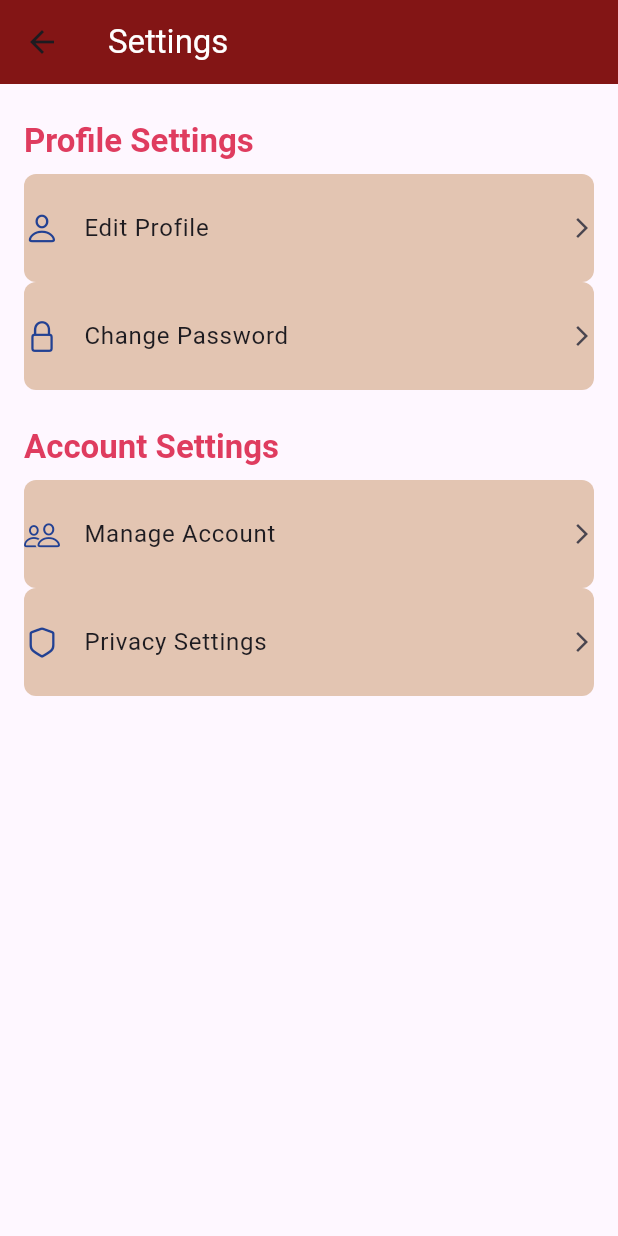
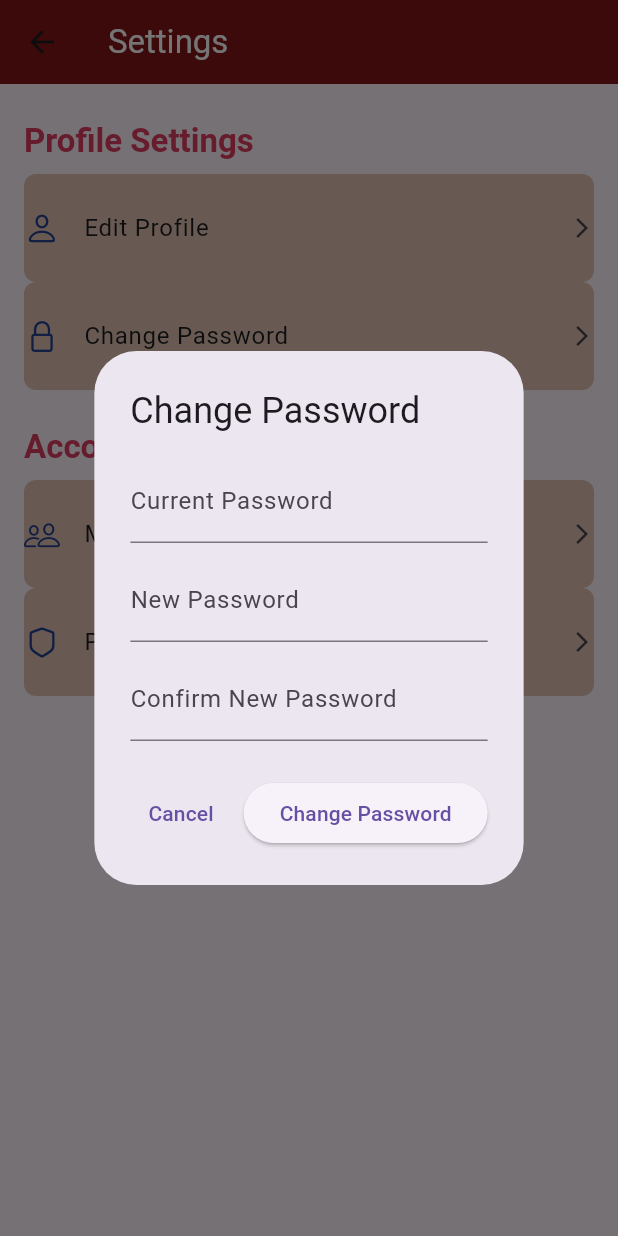
Before and after one commit to KCT1234/Finals_ADET, a Flutter app: the SettingsPage screen opened directly, after a tap on "Change Password", on a phone screen of 412 x 824 dp. Run offline on Flutter 3.47's test engine with Material 3 defaults, Android fonts, the phone set to English and light mode, and no system bars; our stand-ins replace firebase_auth, firebase_core, flutter_map, geolocator, latlong2, sliding_up_panel; missing offline and left inert: flutter_map_location_marker; accounts and stored records are empty.

Commit message:
Update settings_page.dart
can now change password

```diff
--- a/lib/views/menu/settings_page.dart
+++ b/lib/views/menu/settings_page.dart
@@ -1,5 +1,6 @@
 import 'package:flutter/material.dart';
 import 'package:flutter/cupertino.dart';
+import 'package:firebase_auth/firebase_auth.dart';
 
 class SettingsPage extends StatefulWidget {
   const SettingsPage({super.key});
@@ -37,9 +38,7 @@ class _SettingsPageState extends State<SettingsPage> {
           _buildSettingsTile(
             title: 'Change Password',
             icon: CupertinoIcons.lock,
-            onTap: () {
-              Navigator.pushNamed(context, '/changePassword');
-            },
+            onTap: _showChangePasswordDialog,
           ),
           const SizedBox(height: 16.0),
           _buildSectionTitle('Account Settings'),
@@ -93,4 +92,118 @@ class _SettingsPageState extends State<SettingsPage> {
       splashColor: const Color(0xFFDF3C5F).withOpacity(0.1),
     );
   }
+
+  void _showChangePasswordDialog() {
+    final _currentPasswordController = TextEditingController();
+    final _newPasswordController = TextEditingController();
+    final _confirmPasswordController = TextEditingController();
+
+    showDialog(
+      context: context,
+      builder: (BuildContext context) {
+        return AlertDialog(
+          title: Text('Change Password'),
+          content: Column(
+            mainAxisSize: MainAxisSize.min,
+            children: [
+              TextField(
+                controller: _currentPasswordController,
+                obscureText: true,
+                decoration: InputDecoration(
+                  labelText: 'Current Password',
+                ),
+              ),
+              SizedBox(height: 10),
+              TextField(
+                controller: _newPasswordController,
+                obscureText: true,
+                decoration: InputDecoration(
+                  labelText: 'New Password',
+                ),
+              ),
+              SizedBox(height: 10),
+              TextField(
+                controller: _confirmPasswordController,
+                obscureText: true,
+                decoration: InputDecoration(
+                  labelText: 'Confirm New Password',
+                ),
+              ),
+            ],
+          ),
+          actions: [
+            TextButton(
+              child: Text('Cancel'),
+              onPressed: () {
+                Navigator.of(context).pop();
+              },
+            ),
+            ElevatedButton(
+              child: Text('Change Password'),
+              onPressed: () async {
+                // Show loading indicator
+                showDialog(
+                  context: context,
+                  barrierDismissible: false,
+                  builder: (BuildContext context) {
+                    return Center(child: CircularProgressIndicator());
+                  },
+                );
+
+                if (_newPasswordController.text !=
+                    _confirmPasswordController.text) {
+                  Navigator.of(context).pop(); // Dismiss loading indicator
+                  ScaffoldMessenger.of(context).showSnackBar(
+                    SnackBar(content: Text('New passwords do not match')),
+                  );
+                  return;
+                }
+
+                try {
+                  User? user = FirebaseAuth.instance.currentUser;
+                  if (user != null) {
+                    // Reauthenticate user first
+                    AuthCredential credential = EmailAuthProvider.credential(
+                      email: user.email!,
+                      password: _currentPasswordController.text,
+                    );
+
+                    await user.reauthenticateWithCredential(credential);
+
+                    // Change password
+                    await user.updatePassword(_newPasswordController.text);
+
+                    Navigator.of(context).pop(); // Dismiss loading indicator
+                    Navigator.of(context)
+                        .pop(); // Dismiss password change dialog
+                    ScaffoldMessenger.of(context).showSnackBar(
+                      SnackBar(content: Text('Password updated successfully')),
+                    );
+                  }
+                } on FirebaseAuthException catch (e) {
+                  Navigator.of(context).pop(); // Dismiss loading indicator
+                  String errorMessage =
+                      'Failed to change password. Please try again.';
+                  if (e.code == 'wrong-password') {
+                    errorMessage = 'Current password is incorrect.';
+                  } else if (e.code == 'weak-password') {
+                    errorMessage = 'The new password is too weak.';
+                  }
+                  ScaffoldMessenger.of(context).showSnackBar(
+                    SnackBar(content: Text(errorMessage)),
+                  );
+                } catch (e) {
+                  Navigator.of(context).pop(); // Dismiss loading indicator
+                  ScaffoldMessenger.of(context).showSnackBar(
+                    SnackBar(
+                        content: Text('An error occurred. Please try again.')),
+                  );
+                }
+              },
+            ),
+          ],
+        );
+      },
+    );
+  }
 }
```
